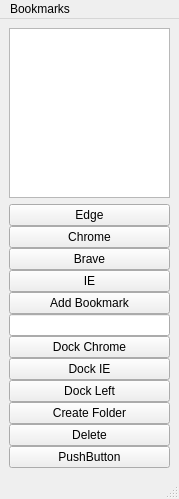
Before: the Qt Designer form View/mainwindow.ui in edsykes/BookmarkManager, drawn with Qt 5.
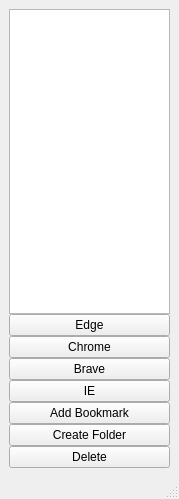
After: the same form once the commit is applied.

What changed in the file:
```diff
--- a/View/mainwindow.ui
+++ b/View/mainwindow.ui
@@ -21,25 +21,6 @@
   </property>
   <widget class="QWidget" name="centralwidget">
    <layout class="QVBoxLayout" name="verticalLayout_2">
-    <item>
-     <widget class="QTreeView" name="treeView">
-      <property name="layoutDirection">
-       <enum>Qt::LeftToRight</enum>
-      </property>
-      <property name="frameShadow">
-       <enum>QFrame::Plain</enum>
-      </property>
-      <property name="lineWidth">
-       <number>1</number>
-      </property>
-      <property name="indentation">
-       <number>20</number>
-      </property>
-      <attribute name="headerVisible">
-       <bool>false</bool>
-      </attribute>
-     </widget>
-    </item>
     <item>
      <layout class="QVBoxLayout" name="verticalLayout">
       <property name="spacing">
@@ -51,6 +32,25 @@
       <property name="leftMargin">
        <number>0</number>
       </property>
+      <item>
+       <widget class="QTreeView" name="treeView">
+        <property name="layoutDirection">
+         <enum>Qt::LeftToRight</enum>
+        </property>
+        <property name="frameShadow">
+         <enum>QFrame::Plain</enum>
+        </property>
+        <property name="lineWidth">
+         <number>1</number>
+        </property>
+        <property name="indentation">
+         <number>20</number>
+        </property>
+        <attribute name="headerVisible">
+         <bool>false</bool>
+        </attribute>
+       </widget>
+      </item>
       <item>
        <widget class="QPushButton" name="startEdge">
         <property name="text">
@@ -86,30 +86,6 @@
         </property>
        </widget>
       </item>
-      <item>
-       <widget class="QLineEdit" name="bookmarkDirectory"/>
-      </item>
-      <item>
-       <widget class="QPushButton" name="dockChromeRight">
-        <property name="text">
-         <string>Dock Chrome</string>
-        </property>
-       </widget>
-      </item>
-      <item>
-       <widget class="QPushButton" name="dockIE">
-        <property name="text">
-         <string>Dock IE</string>
-        </property>
-       </widget>
-      </item>
-      <item>
-       <widget class="QPushButton" name="pushDockLeft">
-        <property name="text">
-         <string>Dock Left</string>
-        </property>
-       </widget>
-      </item>
       <item>
        <widget class="QPushButton" name="pushCreateFolder">
         <property name="text">
@@ -124,33 +100,10 @@
         </property>
        </widget>
       </item>
-      <item>
-       <widget class="QPushButton" name="pushButton_3">
-        <property name="text">
-         <string>PushButton</string>
-        </property>
-       </widget>
-      </item>
      </layout>
     </item>
    </layout>
   </widget>
-  <widget class="QMenuBar" name="menubar">
-   <property name="geometry">
-    <rect>
-     <x>0</x>
-     <y>0</y>
-     <width>179</width>
-     <height>21</height>
-    </rect>
-   </property>
-   <widget class="QMenu" name="menuBookmarks">
-    <property name="title">
-     <string>Bookmarks</string>
-    </property>
-   </widget>
-   <addaction name="menuBookmarks"/>
-  </widget>
   <widget class="QStatusBar" name="statusbar"/>
  </widget>
  <resources/>
```
